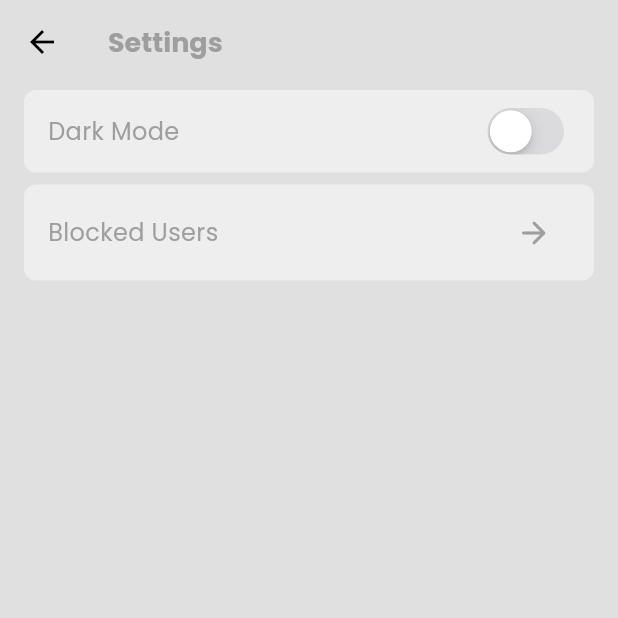
After one commit to plusequalstoltd/pluschats, a Flutter app: the screen it shows once a user with an empty profile is signed in, in the side drawer, after a tap on "Settings", on a phone screen of 412 x 824 dp, the top half of it. The commit adds this screen. Run offline on Flutter 3.47's test engine with Material 3 defaults, Android fonts, the light colour scheme and no system bars; our stand-ins replace cloud_firestore, firebase_auth, firebase_core, flutter_svg, google_fonts, logger; accounts and stored records are empty; network calls fail.

Commit message:
some updates

```diff
--- a/lib/pages/blocked_users_page.dart
+++ b/lib/pages/blocked_users_page.dart
@@ -1,6 +1,7 @@
 import 'package:flutter/material.dart';
 import 'package:google_fonts/google_fonts.dart';
 import 'package:pluschats/components/custom_user_tile.dart';
+import 'package:pluschats/responsive/constrained_scaffold.dart';
 import 'package:pluschats/services/auth/auth_service.dart';
 import 'package:pluschats/services/chat/chat_service.dart';
 
@@ -83,7 +84,7 @@ class BlockedUsersPage extends StatelessWidget {
   @override
   Widget build(BuildContext context) {
     String userId = _authService.getCurrentUser()!.uid;
-    return Scaffold(
+    return ConstrainedScaffold(
         backgroundColor: Theme.of(context).colorScheme.surface,
         appBar: AppBar(
           title: Text(
--- a/lib/pages/chat_page.dart
+++ b/lib/pages/chat_page.dart
@@ -3,6 +3,7 @@ import 'package:flutter/material.dart';
 import 'package:google_fonts/google_fonts.dart';
 import 'package:pluschats/components/custom_chat_bubble.dart';
 import 'package:pluschats/components/custom_textfields.dart';
+import 'package:pluschats/responsive/constrained_scaffold.dart';
 import 'package:pluschats/services/auth/auth_service.dart';
 import 'package:pluschats/services/chat/chat_service.dart';
 
@@ -69,7 +70,7 @@ class _ChatPageState extends State<ChatPage> {
 
   @override
   Widget build(BuildContext context) {
-    return Scaffold(
+    return ConstrainedScaffold(
       backgroundColor: Theme.of(context).colorScheme.surface,
       appBar: AppBar(
         title: Text(
--- a/lib/pages/home_page.dart
+++ b/lib/pages/home_page.dart
@@ -4,6 +4,7 @@ import 'package:pluschats/components/custom_drawer.dart';
 import 'package:pluschats/components/custom_user_tile.dart';
 import 'package:pluschats/main.dart';
 import 'package:pluschats/pages/chat_page.dart';
+import 'package:pluschats/responsive/constrained_scaffold.dart';
 import 'package:pluschats/services/auth/auth_service.dart';
 import 'package:pluschats/services/chat/chat_service.dart';
 
@@ -13,10 +14,15 @@ class HomePage extends StatelessWidget {
   final ChatService _chatService = ChatService();
   final AuthService _authService = AuthService();
 
+  Future<void> _refreshData() async {
+    // Logic for refreshing data
+    _chatService.getUsersStreamExcludingBlocked();
+  }
+
   @override
   Widget build(BuildContext context) {
     logger.d(_authService.getCurrentUser());
-    return Scaffold(
+    return ConstrainedScaffold(
       backgroundColor: Theme.of(context).colorScheme.surface,
       appBar: AppBar(
         title: Text(
@@ -43,11 +49,14 @@ class HomePage extends StatelessWidget {
             child: CircularProgressIndicator(),
           );
         } else if (snapshot.hasData) {
-          return ListView(
-            children: snapshot.data!
-                .map<Widget>(
-                    (userData) => _buildUserListItem(userData, context))
-                .toList(),
+          return RefreshIndicator(
+            onRefresh: _refreshData,
+            child: ListView(
+              children: snapshot.data!
+                  .map<Widget>(
+                      (userData) => _buildUserListItem(userData, context))
+                  .toList(),
+            ),
           );
         } else if (snapshot.hasError) {
           return const Center(
--- a/lib/pages/login_page.dart
+++ b/lib/pages/login_page.dart
@@ -2,6 +2,7 @@ import 'package:flutter/material.dart';
 import 'package:flutter_svg/flutter_svg.dart';
 import 'package:google_fonts/google_fonts.dart';
 import 'package:pluschats/main.dart';
+import 'package:pluschats/responsive/constrained_scaffold.dart';
 import 'package:pluschats/services/auth/auth_service.dart';
 import 'package:pluschats/components/custom_button.dart';
 import 'package:pluschats/components/custom_textfields.dart';
@@ -61,9 +62,10 @@ class LoginPage extends StatelessWidget {
 
   @override
   Widget build(BuildContext context) {
-    return Scaffold(
+    return ConstrainedScaffold(
       backgroundColor: Theme.of(context).colorScheme.surface,
       body: Center(
+        child: SingleChildScrollView(
           child: Column(
             mainAxisAlignment: MainAxisAlignment.center,
             crossAxisAlignment: CrossAxisAlignment.center,
@@ -129,6 +131,7 @@ class LoginPage extends StatelessWidget {
             ],
           ),
         ),
+      ),
     );
   }
 }
--- a/lib/pages/register_page.dart
+++ b/lib/pages/register_page.dart
@@ -2,6 +2,7 @@ import 'package:flutter/material.dart';
 import 'package:flutter_svg/flutter_svg.dart';
 import 'package:google_fonts/google_fonts.dart';
 import 'package:pluschats/main.dart';
+import 'package:pluschats/responsive/constrained_scaffold.dart';
 import 'package:pluschats/services/auth/auth_service.dart';
 import 'package:pluschats/components/custom_button.dart';
 import 'package:pluschats/components/custom_textfields.dart';
@@ -110,9 +111,10 @@ class RegisterPage extends StatelessWidget {
 
   @override
   Widget build(BuildContext context) {
-    return Scaffold(
+    return ConstrainedScaffold(
       backgroundColor: Theme.of(context).colorScheme.surface,
       body: Center(
+        child: SingleChildScrollView(
           child: Column(
             mainAxisAlignment: MainAxisAlignment.center,
             crossAxisAlignment: CrossAxisAlignment.center,
@@ -184,6 +186,7 @@ class RegisterPage extends StatelessWidget {
             ],
           ),
         ),
+      ),
     );
   }
 }
--- a/lib/pages/settings_page.dart
+++ b/lib/pages/settings_page.dart
@@ -2,6 +2,7 @@ import 'package:flutter/cupertino.dart';
 import 'package:flutter/material.dart';
 import 'package:google_fonts/google_fonts.dart';
 import 'package:pluschats/pages/blocked_users_page.dart';
+import 'package:pluschats/responsive/constrained_scaffold.dart';
 import 'package:pluschats/themes/theme_provider.dart';
 import 'package:provider/provider.dart';
 
@@ -10,7 +11,7 @@ class SettingsPage extends StatelessWidget {
 
   @override
   Widget build(BuildContext context) {
-    return Scaffold(
+    return ConstrainedScaffold(
       backgroundColor: Theme.of(context).colorScheme.surface,
       appBar: AppBar(
         title: Text(
--- /dev/null
+++ b/lib/responsive/constrained_scaffold.dart
@@ -0,0 +1,30 @@
+import 'package:flutter/material.dart';
+
+class ConstrainedScaffold extends StatelessWidget {
+  final Color backgroundColor;
+  final PreferredSizeWidget? appBar;
+  final Widget? drawer;
+  final Widget body;
+
+  const ConstrainedScaffold({
+    super.key,
+    this.backgroundColor = Colors.white,
+    this.appBar,
+    this.drawer,
+    required this.body,
+  });
+
+  @override
+  Widget build(BuildContext context) {
+    return Scaffold(
+      appBar: appBar,
+      drawer: drawer,
+      body: Center(
+        child: ConstrainedBox(
+          constraints: const BoxConstraints(maxWidth: 430),
+          child: body,
+        ),
+      ),
+    );
+  }
+}
--- a/lib/services/auth/auth_gate.dart
+++ b/lib/services/auth/auth_gate.dart
@@ -1,5 +1,6 @@
 import 'package:firebase_auth/firebase_auth.dart';
 import 'package:flutter/material.dart';
+import 'package:pluschats/responsive/constrained_scaffold.dart';
 import 'package:pluschats/services/auth/login_or_register.dart';
 import 'package:pluschats/pages/home_page.dart';
 
@@ -8,7 +9,7 @@ class AuthGate extends StatelessWidget {
 
   @override
   Widget build(BuildContext context) {
-    return Scaffold(
+    return ConstrainedScaffold(
       body: StreamBuilder(
         stream: FirebaseAuth.instance.authStateChanges(),
         builder: (context, snapshot) {
```
Also changed, not shown: firebase.json, lib/firebase_options.dart, pubspec.lock, 59 other files. Lines whose indentation alone changed are shown as unchanged.
